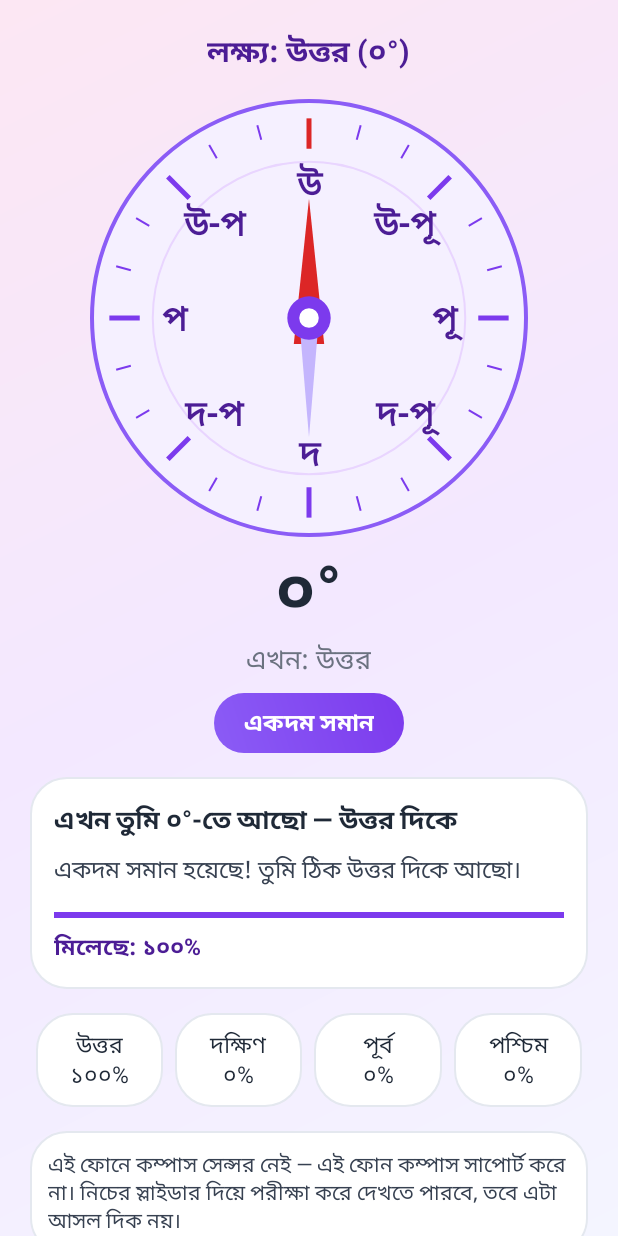
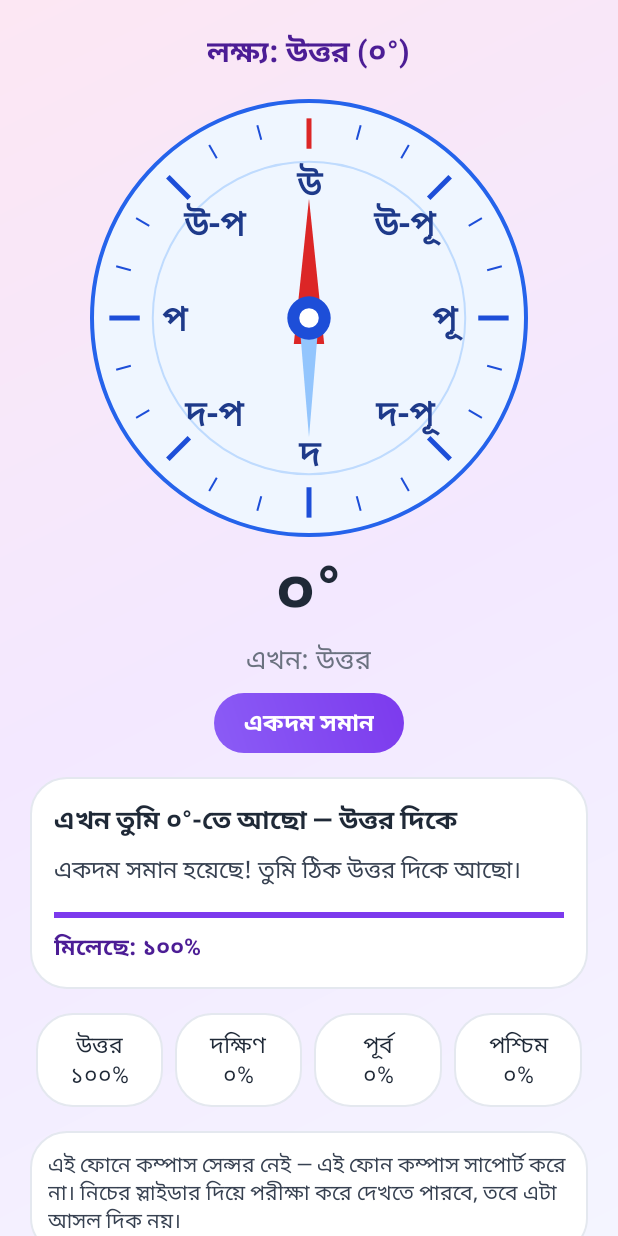
Before and after one commit to spiamahmed69/bangla-compass, an Android app: the screen it shows after launch (MainActivity), after a tap on an icon or button, on a phone screen of 412 x 824 dp. Run offline under Robolectric (Android 15) with nearby library versions, the phone set to English and light mode, and no system bars.

Commit message:
SP Compass v1.1: blue glassmorphism UI like the reference image

```diff
--- a/app/src/main/java/com/spcompass/app/CompassView.java
+++ b/app/src/main/java/com/spcompass/app/CompassView.java
@@ -38,20 +38,20 @@ public class CompassView extends View {
 
         // Outer glass circle
         paint.setStyle(Paint.Style.FILL);
-        paint.setColor(Color.parseColor("#F5F0FF"));
+        paint.setColor(Color.parseColor("#EFF6FF"));
         canvas.drawCircle(cx, cy, r, paint);
         paint.setStyle(Paint.Style.STROKE);
         paint.setStrokeWidth(4f);
-        paint.setColor(Color.parseColor("#8B5CF6"));
+        paint.setColor(Color.parseColor("#2563EB"));
         canvas.drawCircle(cx, cy, r, paint);
         paint.setStrokeWidth(2f);
-        paint.setColor(Color.parseColor("#E9D5FF"));
+        paint.setColor(Color.parseColor("#BFDBFE"));
         canvas.drawCircle(cx, cy, r * 0.72f, paint);
 
         // Tick marks + degree labels, rotated by -heading so north stays up when heading=0
         canvas.save();
         canvas.rotate(-heading, cx, cy);
-        textPaint.setColor(Color.parseColor("#4C1D95"));
+        textPaint.setColor(Color.parseColor("#1E3A8A"));
         textPaint.setTextAlign(Paint.Align.CENTER);
         for (int deg = 0; deg < 360; deg += 15) {
             double rad = Math.toRadians(deg);
@@ -61,7 +61,7 @@ public class CompassView extends View {
             float y2 = cy - (float) (Math.cos(rad) * (deg % 45 == 0 ? r * 0.78f : r * 0.85f));
             paint.setStyle(Paint.Style.STROKE);
             paint.setStrokeWidth(deg % 45 == 0 ? 5f : 2f);
-            paint.setColor(deg == 0 ? Color.parseColor("#DC2626") : Color.parseColor("#7C3AED"));
+            paint.setColor(deg == 0 ? Color.parseColor("#DC2626") : Color.parseColor("#1D4ED8"));
             canvas.drawLine(x1, y1, x2, y2, paint);
             if (deg % 45 == 0) {
                 textPaint.setTextSize(r * 0.16f);
@@ -96,11 +96,11 @@ public class CompassView extends View {
         tail.lineTo(cx - r * 0.05f, cy - r * 0.05f);
         tail.lineTo(cx + r * 0.05f, cy - r * 0.05f);
         tail.close();
-        paint.setColor(Color.parseColor("#C4B5FD"));
+        paint.setColor(Color.parseColor("#93C5FD"));
         canvas.drawPath(tail, paint);
 
         // Centre hub
-        paint.setColor(Color.parseColor("#7C3AED"));
+        paint.setColor(Color.parseColor("#1D4ED8"));
         canvas.drawCircle(cx, cy, r * 0.10f, paint);
         paint.setColor(Color.WHITE);
         canvas.drawCircle(cx, cy, r * 0.045f, paint);
```
